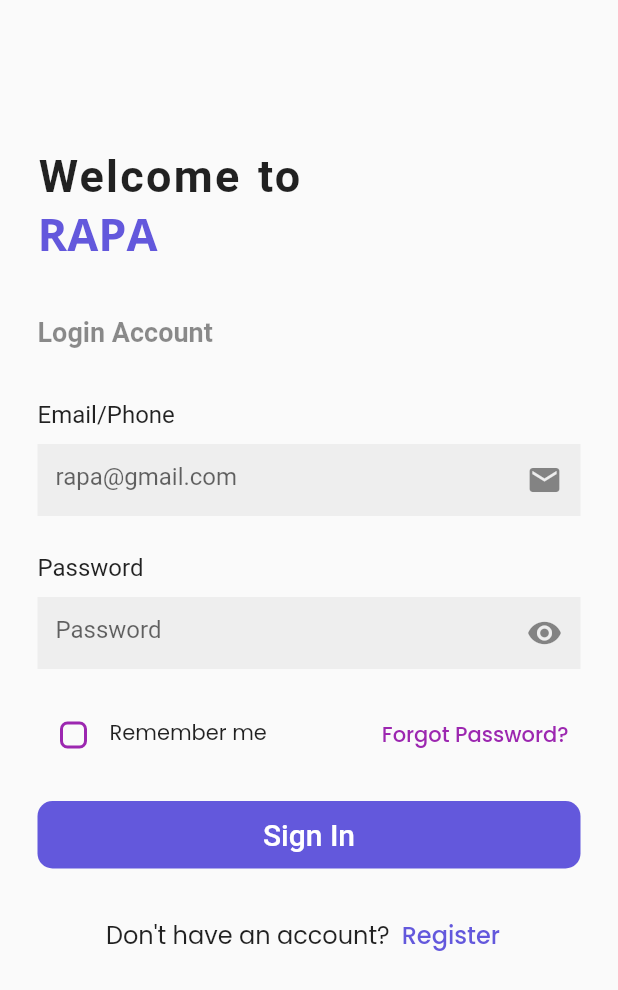
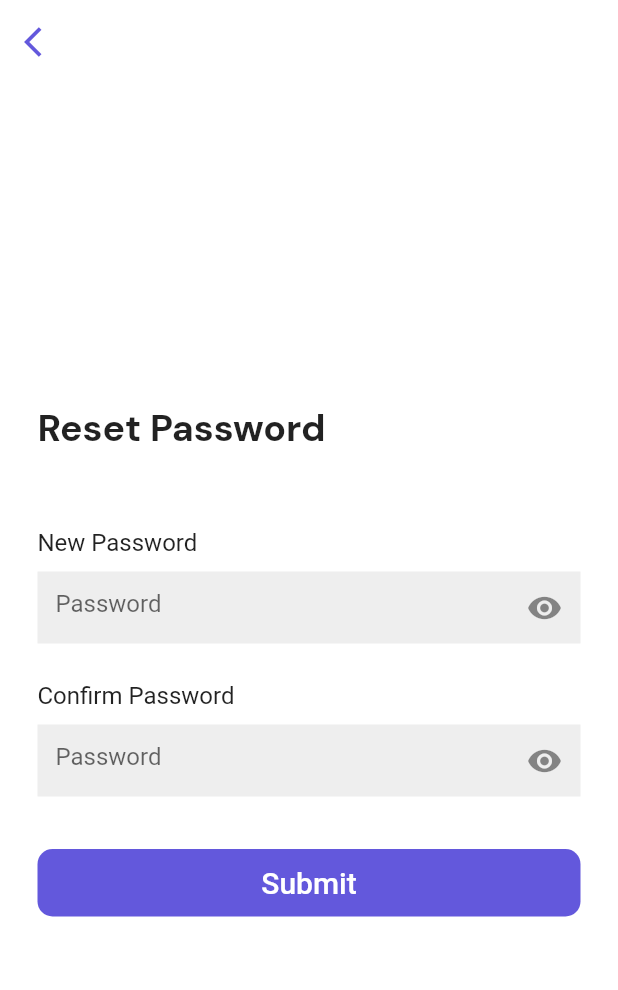
Before and after one commit to SandeshKhatiwada/Rapa, a Flutter app: the LoginPage screen opened directly, after a tap on "Forgot Password?", on a phone screen of 412 x 824 dp. Shown: the top 990 px of the screen. Run offline on Flutter 3.47's test engine with Material 2 defaults, Android fonts, the phone set to English and light mode, and no system bars; our stand-ins replace cloud_firestore, dotted_border, firebase_auth, firebase_core, fluttertoast, font_awesome_flutter and 2 more; accounts and stored records are empty.

Commit message:
reset password adding

```diff
--- a/lib/Settings/business_details.dart
+++ b/lib/Settings/business_details.dart
@@ -25,6 +25,7 @@ class BusinessDetails extends StatelessWidget {
                 child: TextFormField(
                   decoration: InputDecoration(
                       hintText: "Hulas Group",
+                      hintStyle: TextStyle(color: Colors.black26),
                       contentPadding: const EdgeInsets.only(left: 15, top: 18),
                       border: OutlineInputBorder(
                         borderRadius: BorderRadius.circular(10),
@@ -42,6 +43,7 @@ class BusinessDetails extends StatelessWidget {
                 child: TextFormField(
                   decoration: InputDecoration(
                       hintText: "Putalisadak, Kathmandu",
+                      hintStyle: TextStyle(color: Colors.black26),
                       contentPadding: const EdgeInsets.only(left: 15, top: 18),
                       border: OutlineInputBorder(
                         borderRadius: BorderRadius.circular(10),
@@ -59,6 +61,7 @@ class BusinessDetails extends StatelessWidget {
                 child: TextFormField(
                   decoration: InputDecoration(
                       hintText: "www.hulasgroup.com",
+                      hintStyle: TextStyle(color: Colors.black26),
                       contentPadding: const EdgeInsets.only(left: 15, top: 18),
                       border: OutlineInputBorder(
                         borderRadius: BorderRadius.circular(10),
@@ -77,6 +80,7 @@ class BusinessDetails extends StatelessWidget {
                   keyboardType: TextInputType.phone,
                   decoration: InputDecoration(
                       hintText: "01-151515",
+                      hintStyle: TextStyle(color: Colors.black26),
                       contentPadding: const EdgeInsets.only(left: 15, top: 18),
                       border: OutlineInputBorder(
                         borderRadius: BorderRadius.circular(10),
--- a/lib/Settings/person_details.dart
+++ b/lib/Settings/person_details.dart
@@ -25,6 +25,7 @@ class PersonDetails extends StatelessWidget {
                 child: TextFormField(
                   decoration: InputDecoration(
                       hintText: "John Doe",
+                      hintStyle: TextStyle(color: Colors.black26),
                       contentPadding: const EdgeInsets.only(left: 15, top: 18),
                       border: OutlineInputBorder(
                         borderRadius: BorderRadius.circular(10),
@@ -43,6 +44,7 @@ class PersonDetails extends StatelessWidget {
                   keyboardType: TextInputType.emailAddress,
                   decoration: InputDecoration(
                       hintText: "info@gmail.com",
+                      hintStyle: TextStyle(color: Colors.black26),
                       contentPadding: const EdgeInsets.only(left: 15, top: 18),
                       border: OutlineInputBorder(
                         borderRadius: BorderRadius.circular(10),
@@ -61,6 +63,7 @@ class PersonDetails extends StatelessWidget {
                   keyboardType: TextInputType.phone,
                   decoration: InputDecoration(
                       hintText: "9800000000",
+                      hintStyle: TextStyle(color: Colors.black26),
                       contentPadding: const EdgeInsets.only(left: 15, top: 18),
                       border: OutlineInputBorder(
                         borderRadius: BorderRadius.circular(10),
@@ -79,6 +82,7 @@ class PersonDetails extends StatelessWidget {
                   keyboardType: TextInputType.phone,
                   decoration: InputDecoration(
                       hintText: "01-151515",
+                      hintStyle: TextStyle(color: Colors.black26),
                       contentPadding: const EdgeInsets.only(left: 15, top: 18),
                       border: OutlineInputBorder(
                         borderRadius: BorderRadius.circular(10),
--- a/lib/auth/login.dart
+++ b/lib/auth/login.dart
@@ -4,6 +4,7 @@ import 'package:fluttertoast/fluttertoast.dart';
 import 'package:get/get.dart';
 import 'package:google_fonts/google_fonts.dart';
 import 'package:rafa/auth/register.dart';
+import 'package:rafa/auth/reset_password.dart';
 import 'package:rafa/controller/controller.dart';
 
 import '../Screens/nav_screen/bottom_navigationbar.dart';
@@ -179,7 +180,9 @@ class _LoginPageState extends State<LoginPage> {
                             ),
                           ),
                           TextButton(
-                              onPressed: () {},
+                              onPressed: () {
+                                Get.to(ResetPassword());
+                              },
                               child: Text(
                                 "Forgot Password?",
                                 style: GoogleFonts.poppins(
--- /dev/null
+++ b/lib/auth/reset_password.dart
@@ -0,0 +1,106 @@
+import 'package:flutter/material.dart';
+import 'package:get/get.dart';
+import 'package:google_fonts/google_fonts.dart';
+
+import '../controller/controller.dart';
+
+class ResetPassword extends StatefulWidget {
+  const ResetPassword({Key? key}) : super(key: key);
+
+  @override
+  State<ResetPassword> createState() => _ResetPasswordState();
+}
+
+class _ResetPasswordState extends State<ResetPassword> {
+  MainController controller = Get.put(MainController());
+  @override
+  Widget build(BuildContext context) {
+    return Scaffold(
+      backgroundColor: Colors.white,
+      appBar: AppBar(
+          elevation: 0,
+          backgroundColor: Colors.white,
+          leading: IconButton(
+              onPressed: () {
+                Get.back();
+              },
+              icon: Icon(
+                Icons.arrow_back_ios,
+                color: Color(0xFF6358DC),
+              ))),
+      body: SafeArea(
+          child: Padding(
+        padding: const EdgeInsets.only(left: 25, right: 25),
+        child: Column(
+          mainAxisAlignment: MainAxisAlignment.center,
+          crossAxisAlignment: CrossAxisAlignment.start,
+          children: [
+            Text("Reset Password",
+                style: GoogleFonts.dmSans(
+                  fontSize: 25,
+                  fontWeight: FontWeight.bold,
+                )),
+            SizedBox(height: 50),
+            Text(
+              "New Password",
+              style: TextStyle(
+                fontSize: 16,
+              ),
+            ),
+            SizedBox(height: 10),
+            TextFormField(
+                obscureText: true,
+                obscuringCharacter: "*",
+                decoration: InputDecoration(
+                    fillColor: Colors.grey[200],
+                    filled: true,
+                    border: InputBorder.none,
+                    hintText: "Password",
+                    suffixIcon: IconButton(
+                      onPressed: () {},
+                      icon: Icon(Icons.visibility),
+                    ))),
+            SizedBox(height: 25),
+            Text(
+              "Confirm Password",
+              style: TextStyle(
+                fontSize: 16,
+              ),
+            ),
+            SizedBox(height: 10),
+            TextFormField(
+                obscureText: true,
+                obscuringCharacter: "*",
+                decoration: InputDecoration(
+                    fillColor: Colors.grey[200],
+                    filled: true,
+                    border: InputBorder.none,
+                    hintText: "Password",
+                    suffixIcon: IconButton(
+                      onPressed: () {},
+                      icon: Icon(Icons.visibility),
+                    ))),
+            SizedBox(height: 35),
+            Container(
+              height: 45,
+              decoration: BoxDecoration(
+                borderRadius: BorderRadius.circular(10),
+                color: Color(0xFF6358DC),
+              ),
+              child: MaterialButton(
+                minWidth: double.infinity,
+                onPressed: () {
+                  controller.Submit();
+                },
+                child: Text(
+                  "Submit",
+                  style: TextStyle(fontSize: 20, color: Colors.white),
+                ),
+              ),
+            ),
+          ],
+        ),
+      )),
+    );
+  }
+}
--- a/lib/controller/controller.dart
+++ b/lib/controller/controller.dart
@@ -13,6 +13,14 @@ class MainController extends GetxController {
   }
 
   UserLogOut() {
+    showLoding();
+    Future.delayed(const Duration(seconds: 5), () {
+      hideLoading();
+      Get.off(LoginPage());
+    });
+  }
+
+  Submit() {
     showLoding();
     Future.delayed(const Duration(seconds: 5), () {
       hideLoading();
```
